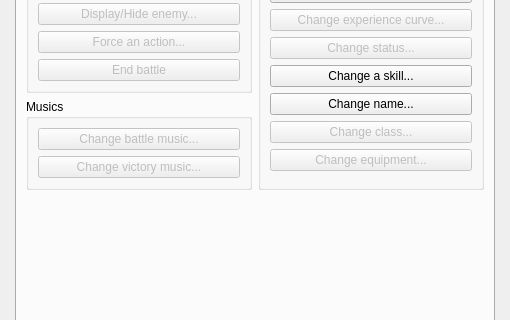
Before: the Qt Designer form Editor/Dialogs/dialogcommands.ui in RPG-Paper-Maker/RPG-Paper-Maker, drawn with Qt 5; both pictures show x 0 to 510 and y 99 to 419 of the 510 by 600 pixel window.
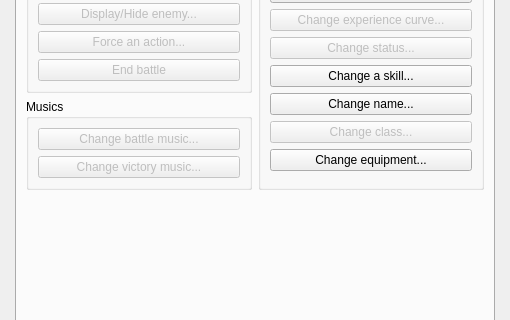
After: the same form once the commit is applied. The open tabs and pages were chosen to show the change.

```diff
--- a/Editor/Dialogs/dialogcommands.ui
+++ b/Editor/Dialogs/dialogcommands.ui
@@ -774,7 +774,7 @@
               <item>
                <widget class="QPushButton" name="pushButtonChangeClass_4">
                 <property name="enabled">
-                 <bool>false</bool>
+                 <bool>true</bool>
                 </property>
                 <property name="text">
                  <string>Change equipment...</string>
```
Left out of the diff: 4 changed lines with no effect on the pictures.
